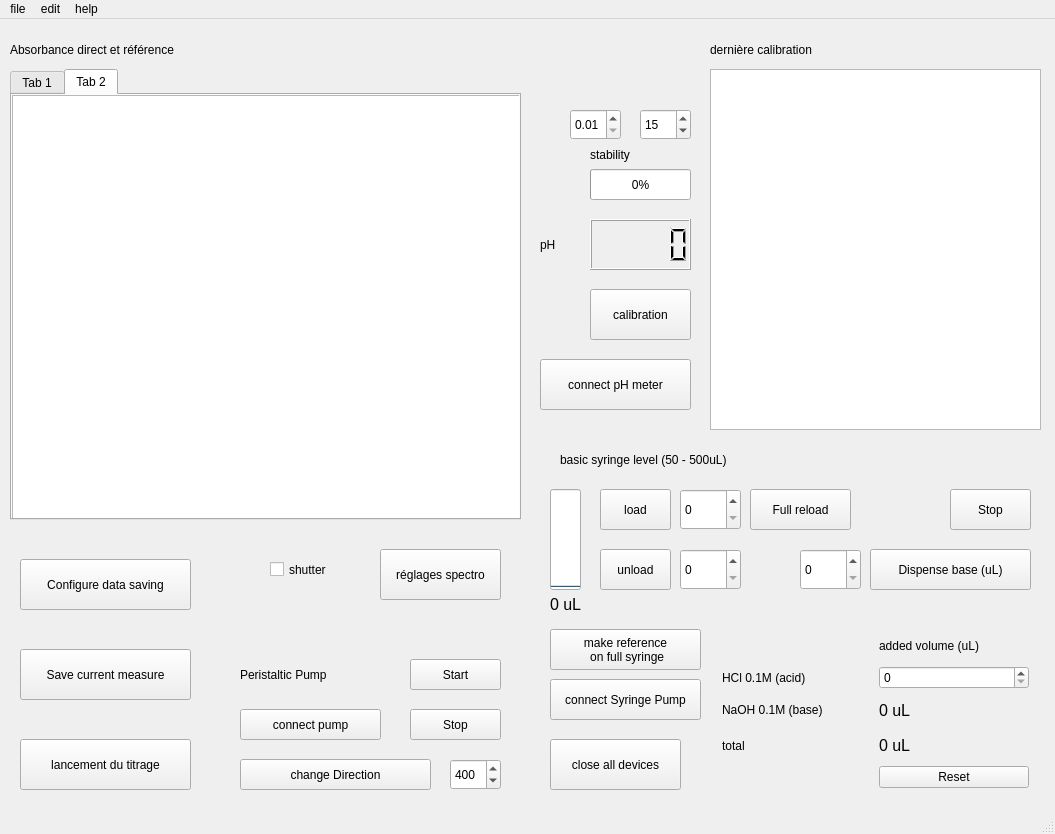
The window that ui_files/panneau_de_controle.ui (laurentsiou1/dommino-app) describes before a commit, drawn with Qt 5.
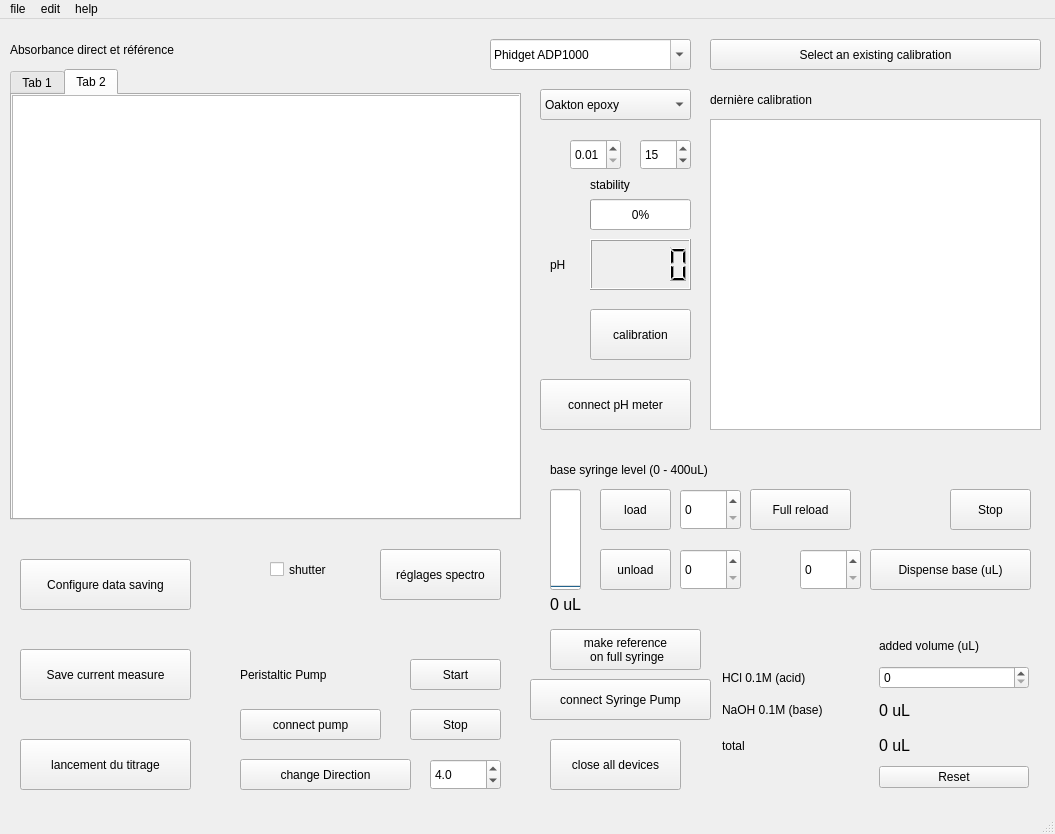
The same window after the commit.

Commit message: correction de bugs sur la dispense et le declenchement des mesures dans la sequence. Ajout de la selection de calibration

The edit to the form file:
```diff
--- a/ui_files/panneau_de_controle.ui
+++ b/ui_files/panneau_de_controle.ui
@@ -27,7 +27,7 @@
     <property name="geometry">
      <rect>
       <x>590</x>
-      <y>200</y>
+      <y>220</y>
       <width>101</width>
       <height>51</height>
      </rect>
@@ -37,7 +37,7 @@
     <property name="geometry">
      <rect>
       <x>590</x>
-      <y>150</y>
+      <y>180</y>
       <width>101</width>
       <height>31</height>
      </rect>
@@ -61,9 +61,9 @@
    <widget class="QLabel" name="pH_label">
     <property name="geometry">
      <rect>
-      <x>540</x>
-      <y>200</y>
-      <width>51</width>
+      <x>550</x>
+      <y>220</y>
+      <width>41</width>
       <height>51</height>
      </rect>
     </property>
@@ -88,7 +88,7 @@
     <property name="geometry">
      <rect>
       <x>590</x>
-      <y>120</y>
+      <y>150</y>
       <width>101</width>
       <height>31</height>
      </rect>
@@ -114,7 +114,7 @@
     <property name="geometry">
      <rect>
       <x>710</x>
-      <y>10</y>
+      <y>60</y>
       <width>191</width>
       <height>41</height>
      </rect>
@@ -140,7 +140,7 @@
     <property name="geometry">
      <rect>
       <x>590</x>
-      <y>270</y>
+      <y>290</y>
       <width>101</width>
       <height>51</height>
      </rect>
@@ -191,8 +191,8 @@
    <widget class="QLabel" name="label_base_level">
     <property name="geometry">
      <rect>
-      <x>560</x>
-      <y>420</y>
+      <x>550</x>
+      <y>430</y>
       <width>301</width>
       <height>41</height>
      </rect>
@@ -201,7 +201,7 @@
      <bool>false</bool>
     </property>
     <property name="text">
-     <string>basic syringe level (50 - 500uL)</string>
+     <string>base syringe level (0 - 400uL)</string>
     </property>
    </widget>
    <widget class="QLabel" name="base_level_number">
@@ -460,7 +460,7 @@
     <property name="geometry">
      <rect>
       <x>540</x>
-      <y>340</y>
+      <y>360</y>
       <width>151</width>
       <height>51</height>
      </rect>
@@ -511,9 +511,9 @@
    <widget class="QPushButton" name="connect_syringe_pump">
     <property name="geometry">
      <rect>
-      <x>550</x>
+      <x>530</x>
       <y>660</y>
-      <width>151</width>
+      <width>181</width>
       <height>41</height>
      </rect>
     </property>
@@ -568,7 +568,7 @@
     <property name="geometry">
      <rect>
       <x>640</x>
-      <y>90</y>
+      <y>120</y>
       <width>51</width>
       <height>31</height>
      </rect>
@@ -584,9 +584,9 @@
     <property name="geometry">
      <rect>
       <x>710</x>
-      <y>50</y>
+      <y>100</y>
       <width>331</width>
-      <height>361</height>
+      <height>311</height>
      </rect>
     </property>
    </widget>
@@ -632,9 +632,9 @@
    <widget class="QDoubleSpinBox" name="pump_speed_rpm">
     <property name="geometry">
      <rect>
-      <x>450</x>
+      <x>430</x>
       <y>740</y>
-      <width>51</width>
+      <width>71</width>
       <height>31</height>
      </rect>
     </property>
@@ -642,16 +642,19 @@
      <string/>
     </property>
     <property name="decimals">
-     <number>0</number>
+     <number>1</number>
+    </property>
+    <property name="minimum">
+     <double>3.000000000000000</double>
     </property>
     <property name="maximum">
-     <double>1200.000000000000000</double>
+     <double>12.000000000000000</double>
     </property>
     <property name="singleStep">
      <double>10.000000000000000</double>
     </property>
     <property name="value">
-     <double>400.000000000000000</double>
+     <double>4.000000000000000</double>
     </property>
    </widget>
    <widget class="QPushButton" name="change_dir">
@@ -659,7 +662,7 @@
      <rect>
       <x>240</x>
       <y>740</y>
-      <width>191</width>
+      <width>171</width>
       <height>31</height>
      </rect>
     </property>
@@ -671,7 +674,7 @@
     <property name="geometry">
      <rect>
       <x>570</x>
-      <y>90</y>
+      <y>120</y>
       <width>51</width>
       <height>31</height>
      </rect>
@@ -686,6 +689,95 @@
      <double>0.010000000000000</double>
     </property>
    </widget>
+   <widget class="QComboBox" name="phmeter_selection_box">
+    <property name="geometry">
+     <rect>
+      <x>490</x>
+      <y>20</y>
+      <width>201</width>
+      <height>31</height>
+     </rect>
+    </property>
+    <property name="editable">
+     <bool>true</bool>
+    </property>
+    <property name="currentText">
+     <string>Phidget ADP1000</string>
+    </property>
+    <item>
+     <property name="text">
+      <string>Phidget ADP1000</string>
+     </property>
+    </item>
+    <item>
+     <property name="text">
+      <string>Phidget 1130</string>
+     </property>
+    </item>
+    <item>
+     <property name="text">
+      <string>HI5221</string>
+     </property>
+    </item>
+    <item>
+     <property name="text">
+      <string>Metrohm titrando</string>
+     </property>
+    </item>
+    <item>
+     <property name="text">
+      <string>other</string>
+     </property>
+    </item>
+   </widget>
+   <widget class="QComboBox" name="electrode_selection_box">
+    <property name="geometry">
+     <rect>
+      <x>540</x>
+      <y>70</y>
+      <width>151</width>
+      <height>31</height>
+     </rect>
+    </property>
+    <item>
+     <property name="text">
+      <string>Oakton epoxy</string>
+     </property>
+    </item>
+    <item>
+     <property name="text">
+      <string>VWR 662-1793</string>
+     </property>
+    </item>
+    <item>
+     <property name="text">
+      <string>metrohm 6.0232.100</string>
+     </property>
+    </item>
+    <item>
+     <property name="text">
+      <string>metrohm 6.0259.100</string>
+     </property>
+    </item>
+    <item>
+     <property name="text">
+      <string>other</string>
+     </property>
+    </item>
+   </widget>
+   <widget class="QPushButton" name="load_calibration_button">
+    <property name="geometry">
+     <rect>
+      <x>710</x>
+      <y>20</y>
+      <width>331</width>
+      <height>31</height>
+     </rect>
+    </property>
+    <property name="text">
+     <string>Select an existing calibration</string>
+    </property>
+   </widget>
   </widget>
   <widget class="QMenuBar" name="menubar">
    <property name="geometry">
```
Left out of the diff: 6 changed lines with no effect on the pictures. The commit also changes 31 other files.
